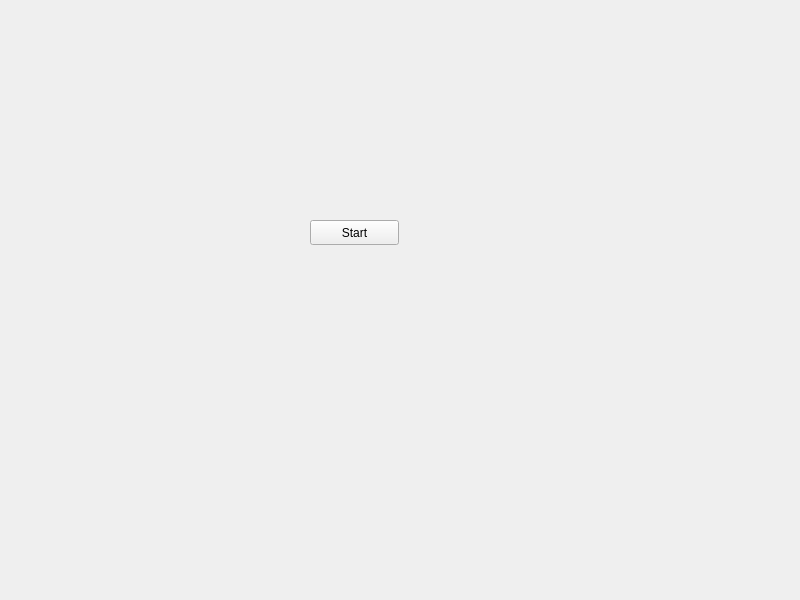
First picture: the form in src/GameWindow.ui, repository denisbutuzov/Air-Battle, before the edit.
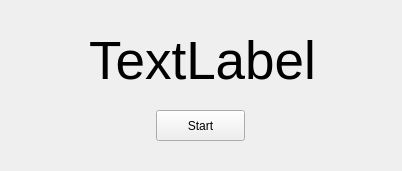
Second picture: the form after the edit.

Commit message: Added displaying message after pause and end the game

```diff
--- a/src/GameWindow.ui
+++ b/src/GameWindow.ui
@@ -6,8 +6,8 @@
    <rect>
     <x>0</x>
     <y>0</y>
-    <width>800</width>
-    <height>600</height>
+    <width>402</width>
+    <height>171</height>
    </rect>
   </property>
   <property name="windowTitle">
@@ -17,16 +17,40 @@
    <widget class="QPushButton" name="startButton">
     <property name="geometry">
      <rect>
-      <x>310</x>
-      <y>220</y>
+      <x>156</x>
+      <y>110</y>
       <width>89</width>
-      <height>25</height>
+      <height>31</height>
      </rect>
     </property>
     <property name="text">
      <string>Start</string>
     </property>
    </widget>
+   <widget class="QLabel" name="gameLabel">
+    <property name="enabled">
+     <bool>true</bool>
+    </property>
+    <property name="geometry">
+     <rect>
+      <x>17</x>
+      <y>20</y>
+      <width>371</width>
+      <height>81</height>
+     </rect>
+    </property>
+    <property name="font">
+     <font>
+      <pointsize>40</pointsize>
+     </font>
+    </property>
+    <property name="text">
+     <string>TextLabel</string>
+    </property>
+    <property name="alignment">
+     <set>Qt::AlignCenter</set>
+    </property>
+   </widget>
   </widget>
  </widget>
  <resources/>
```
The commit also changes 5 other files.
